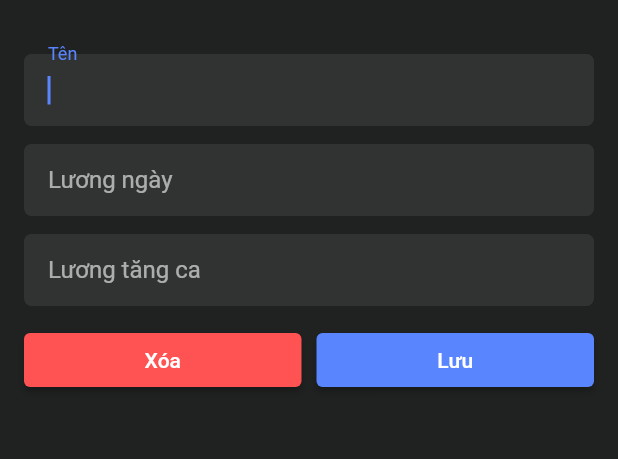
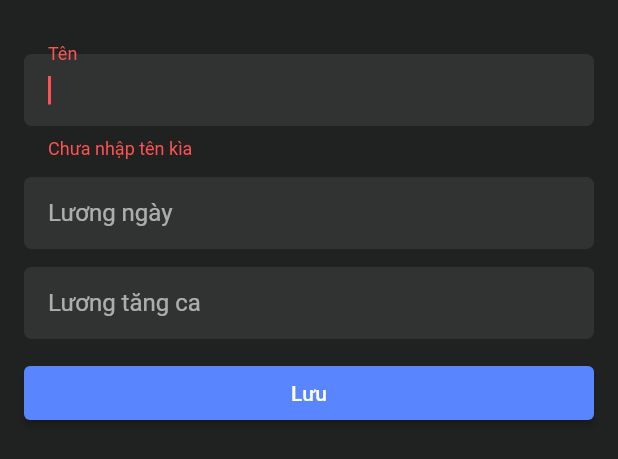
Before and after one commit to khduy/sieu_cap_tinh_luong, a Flutter app: the WorkerInfor widget shown alone on an empty page, opened directly, after a tap on "Lưu", on a phone screen of 412 x 824 dp. Shown: the top 459 px of the screen. Run offline on Flutter 3.47's test engine with Material 2 defaults, Android fonts, the phone set to English and light mode, and no system bars; our stand-ins replace bloc, equatable, flutter_bloc, hive, hive_flutter; accounts and stored records are empty.

Commit message:
CRUD worker

```diff
--- a/lib/feature/worker_infor/worker_infor.dart
+++ b/lib/feature/worker_infor/worker_infor.dart
@@ -1,5 +1,7 @@
 import 'package:flutter/material.dart';
+import 'package:hive/hive.dart';
 import 'package:intl/intl.dart';
+import 'package:sieu_cap_tinh_luong/config/extension/string_extension.dart';
 import 'package:sieu_cap_tinh_luong/data/model/worker.dart';
 
 import '../../config/theme/theme.dart';
@@ -27,9 +29,21 @@ class _WorkerInforState extends State<WorkerInfor> {
   @override
   void initState() {
     super.initState();
-    nameController = TextEditingController(text: widget.worker?.name);
-    basicController = TextEditingController(text: widget.worker?.basicSalary.toString());
-    overtimeController = TextEditingController(text: widget.worker?.overtimeSalary.toString());
+    if (widget.worker != null) {
+      nameController = TextEditingController(text: widget.worker?.name);
+
+      basicController = TextEditingController(
+        text: numberFormat.format(widget.worker?.basicSalary),
+      );
+
+      overtimeController = TextEditingController(
+        text: numberFormat.format(widget.worker?.overtimeSalary),
+      );
+    } else {
+      nameController = TextEditingController();
+      basicController = TextEditingController();
+      overtimeController = TextEditingController();
+    }
   }
 
   @override
@@ -51,7 +65,7 @@ class _WorkerInforState extends State<WorkerInfor> {
                   labelText: 'Tên',
                 ),
                 validator: (value) {
-                  if (value == null || value.isEmpty) {
+                  if (value == null || value.trim().isEmpty) {
                     return 'Chưa nhập tên kìa';
                   }
                   return null;
@@ -77,20 +91,41 @@ class _WorkerInforState extends State<WorkerInfor> {
               Row(
                 mainAxisAlignment: MainAxisAlignment.spaceEvenly,
                 children: [
-                  if (widget.worker == null)
+                  if (widget.worker != null)
                     Expanded(
                       child: ElevatedButton(
-                        onPressed: () {},
+                        onPressed: () async {
+                          await widget.worker!.delete();
+                          Navigator.pop(context, true);
+                        },
                         style: ButtonStyle(
                           backgroundColor: MaterialStateProperty.all<Color>(Colors.redAccent),
                         ),
                         child: const Text('Xóa', style: TextStyle(color: Colors.white)),
                       ),
                     ),
-                  if (widget.worker == null) const SizedBox(width: 10),
+                  if (widget.worker != null) const SizedBox(width: 10),
                   Expanded(
                     child: ElevatedButton(
-                      onPressed: () {},
+                      onPressed: () async {
+                        if (_formKey.currentState?.validate() ?? false) {
+                          final boxworker = Hive.box<Worker>('workers');
+                          var worker = Worker(
+                            name: nameController.text.trim().toTitleCase(),
+                            basicSalary: double.tryParse(basicController.text) ?? 0,
+                            overtimeSalary: double.tryParse(overtimeController.text) ?? 0,
+                            workingDays: widget.worker?.workingDays ?? [],
+                          );
+
+                          if (widget.worker != null) {
+                            await boxworker.put(widget.worker!.key, worker);
+                          } else {
+                            await boxworker.add(worker);
+                          }
+
+                          Navigator.pop(context, true);
+                        }
+                      },
                       style: ButtonStyle(
                         backgroundColor: MaterialStateProperty.all<Color>(const Color(0xff5985FF)),
                       ),
@@ -107,8 +142,8 @@ class _WorkerInforState extends State<WorkerInfor> {
   }
 }
 
-Future<Worker?> showWorkerInfor(BuildContext context, {Worker? worker, int? index}) async {
-  final result = await showDialog<Worker?>(
+Future<bool?> showWorkerInfor(BuildContext context, {Worker? worker, int? index}) async {
+  final result = await showDialog<bool?>(
     context: context,
     builder: (context) => AlertDialog(
       scrollable: true,
--- a/lib/main.dart
+++ b/lib/main.dart
@@ -2,7 +2,7 @@ import 'package:flutter/material.dart';
 import 'package:flutter_bloc/flutter_bloc.dart';
 import 'package:hive_flutter/hive_flutter.dart';
 import 'package:sieu_cap_tinh_luong/bloc/cubit/worker_cubit.dart';
-import 'package:sieu_cap_tinh_luong/bloc_observer.dart';
+import 'package:sieu_cap_tinh_luong/config/bloc_observer.dart';
 import 'package:sieu_cap_tinh_luong/config/theme/theme.dart';
 import 'feature/home/home.dart';
 
@@ -30,6 +30,7 @@ class MyApp extends StatelessWidget {
       create: (context) => WorkerCubit()..getWorkers(),
       child: MaterialApp(
         title: 'Siêu cấp tính lương',
+        debugShowCheckedModeBanner: false,
         themeMode: ThemeMode.dark,
         theme: AppTheme.darkTheme,
         home: const HomePage(),
--- a/lib/widgets/custom_button.dart
+++ b/lib/widgets/custom_button.dart
@@ -23,9 +23,9 @@ class CustomButton extends StatelessWidget {
       borderRadius: BorderRadius.circular(10),
       child: Ink(
         padding: const EdgeInsets.all(16),
-        decoration: const BoxDecoration(
-          borderRadius: BorderRadius.all(Radius.circular(10)),
-          color: Color(0xff313333),
+        decoration: BoxDecoration(
+          borderRadius: const BorderRadius.all(Radius.circular(10)),
+          color: color ?? const Color(0xff313333),
         ),
         child: Center(child: child),
       ),
```
Also changed, not shown: lib/config/extension/string_extension.dart (added, +8 -0 lines), lib/feature/home/home.dart (+12 -4 lines), lib/config/bloc_observer.dart (renamed from lib/bloc_observer.dart).
